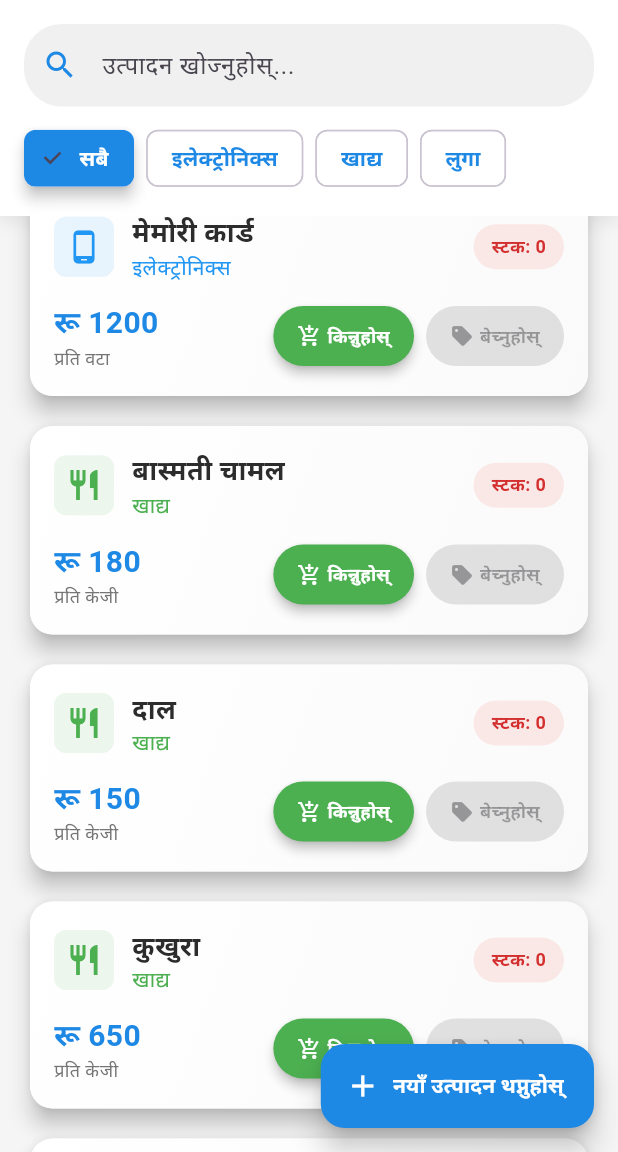
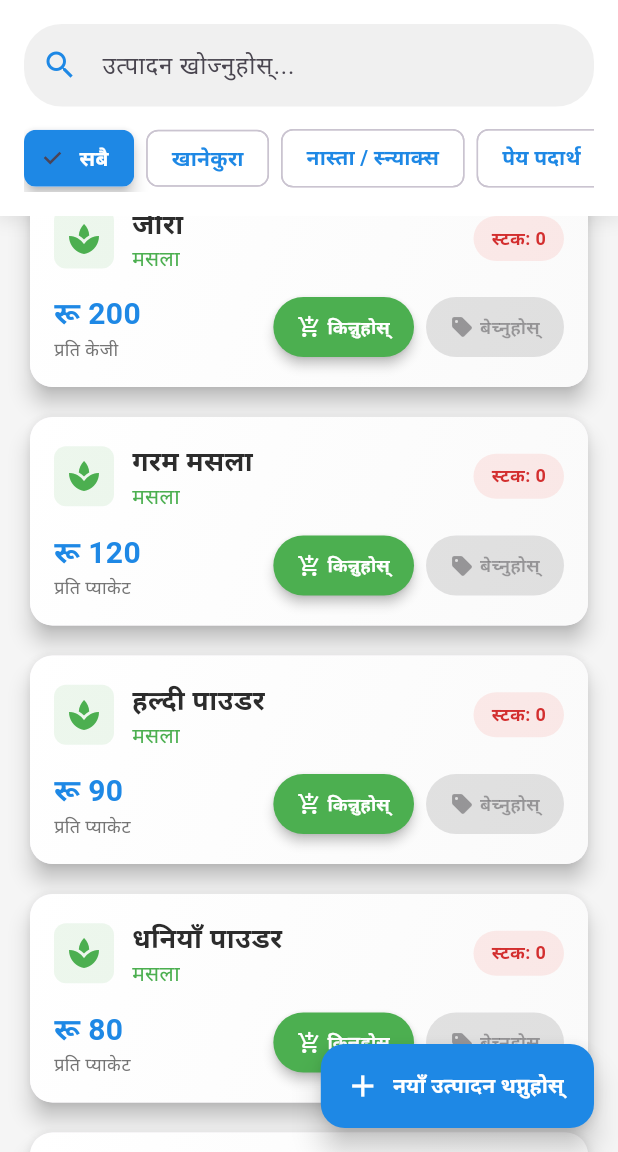
Before and after one commit to theaayushdev/Code2Convert_HackForBusiness, a Flutter app: the ShopHomePage screen opened directly, scrolled down 1152 dp, after a tap on "सबै", on a phone screen of 412 x 824 dp, the part 84-1236 px from its top. Run offline on Flutter 3.47's test engine with Material 3 defaults, Android fonts, the phone set to English and light mode, and no system bars; our stand-ins replace share_plus, speech_to_text.

Commit message:
enhanced new

```diff
--- a/lib/screens/dashboard_page.dart
+++ b/lib/screens/dashboard_page.dart
@@ -76,7 +76,7 @@ class DashboardPage extends StatelessWidget {
 
     return Scaffold(
       appBar: AppBar(
-        title: Text('Admin Dashboard', style: TextStyle(fontWeight: FontWeight.bold, color: Colors.white)),
+        title: Text('User Dashboard', style: TextStyle(fontWeight: FontWeight.bold, color: Colors.white)),
         backgroundColor: Color(0xFF1E88E5),
         elevation: 8,
         actions: [
--- a/lib/shop.dart
+++ b/lib/shop.dart
@@ -23,7 +23,7 @@ class NepalShopApp extends StatelessWidget {
 
 class Product {
   final String name;
-  final String category;
+  final String category; // This will match filter section
   final double price;
   final String unit;
   int quantity;
@@ -60,44 +60,60 @@ class ShopHomePage extends StatefulWidget {
 
 class _ShopHomePageState extends State<ShopHomePage> with TickerProviderStateMixin {
   final TextEditingController _searchController = TextEditingController();
-  String _selectedCategory = 'सबै'; // Nepali for "All"
+  String _selectedCategory = 'सबै';
   List<Product> _filteredProducts = [];
   late AnimationController _animationController;
   late Animation<double> _fadeAnimation;
 
-  final List<Product> _products = [
-    // Electronics
-    Product(name: 'Samsung Galaxy फोन', category: 'इलेक्ट्रोनिक्स', price: 85000, unit: 'वटा'),
-    Product(name: 'Sony हेडफोन', category: 'इलेक्ट्रोनिक्स', price: 12000, unit: 'वटा'),
-    Product(name: 'ल्यापटप चार्जर', category: 'इलेक्ट्रोनिक्स', price: 3500, unit: 'वटा'),
-    Product(name: 'पावर बैंक', category: 'इलेक्ट्रोनिक्स', price: 2800, unit: 'वटा'),
-    Product(name: 'LED टिभी', category: 'इलेक्ट्रोनिक्स', price: 65000, unit: 'वटा'),
-    Product(name: 'ब्लुटुथ स्पिकर', category: 'इलेक्ट्रोनिक्स', price: 4500, unit: 'वटा'),
-    Product(name: 'मोबाइल कभर', category: 'इलेक्ट्रोनिक्स', price: 350, unit: 'वटा'),
-    Product(name: 'मेमोरी कार्ड', category: 'इलेक्ट्रोनिक्स', price: 1200, unit: 'वटा'),
-    // Food Items
-    Product(name: 'बास्मती चामल', category: 'खाद्य', price: 180, unit: 'केजी'),
-    Product(name: 'दाल', category: 'खाद्य', price: 150, unit: 'केजी'),
-    Product(name: 'कुखुरा', category: 'खाद्य', price: 650, unit: 'केजी'),
-    Product(name: 'अचार', category: 'खाद्य', price: 280, unit: 'बोतल'),
-    Product(name: 'नेपाली चिया', category: 'खाद्य', price: 45, unit: 'प्याकेट'),
-    Product(name: 'घ्यु', category: 'खाद्य', price: 1200, unit: 'लिटर'),
-    Product(name: 'मह', category: 'खाद्य', price: 850, unit: 'बोतल'),
-    Product(name: 'तोरीको तेल', category: 'खाद्य', price: 320, unit: 'लिटर'),
-    Product(name: 'सेल रोटी मिक्स', category: 'खाद्य', price: 125, unit: 'प्याकेट'),
-    Product(name: 'गुन्द्रुक', category: 'खाद्य', price: 95, unit: 'प्याकेट'),
-    // Clothing
-    Product(name: 'ढाका टोपी', category: 'लुगा', price: 850, unit: 'वटा'),
-    Product(name: 'कुर्ता सुरुवाल', category: 'लुगा', price: 2500, unit: 'सेट'),
-    Product(name: 'साडी', category: 'लुगा', price: 3200, unit: 'वटा'),
-    Product(name: 'पश्मिना साल', category: 'लुगा', price: 1800, unit: 'वटा'),
-    Product(name: 'टी-शर्ट', category: 'लुगा', price: 750, unit: 'वटा'),
-    Product(name: 'जिन्स', category: 'लुगा', price: 1950, unit: 'वटा'),
-    Product(name: 'पारम्परिक ब्लाउज', category: 'लुगा', price: 1200, unit: 'वटा'),
-    Product(name: 'चोलो', category: 'लुगा', price: 950, unit: 'वटा'),
+  final List<String> _categories = [
+    'सबै',
+    'खानेकुरा',
+    'नास्ता / स्न्याक्स',
+    'पेय पदार्थ',
+    'मसला',
+    'घरेलु सामान',
   ];
 
-  final List<String> _categories = ['सबै', 'इलेक्ट्रोनिक्स', 'खाद्य', 'लुगा'];
+  final List<Product> _products = [
+    // खानेकुरा
+    Product(name: 'बास्मती चामल', category: 'खानेकुरा', price: 180, unit: 'केजी'),
+    Product(name: 'दाल', category: 'खानेकुरा', price: 150, unit: 'केजी'),
+    Product(name: 'तोरीको तेल', category: 'खानेकुरा', price: 320, unit: 'लिटर'),
+    Product(name: 'नुन', category: 'खानेकुरा', price: 20, unit: 'प्याकेट'),
+    Product(name: 'चिनी', category: 'खानेकुरा', price: 100, unit: 'केजी'),
+    Product(name: 'पीठो', category: 'खानेकुरा', price: 85, unit: 'केजी'),
+    Product(name: 'गुन्द्रुक', category: 'खानेकुरा', price: 95, unit: 'प्याकेट'),
+
+    // मसला
+    Product(name: 'जीरा', category: 'मसला', price: 200, unit: 'केजी'),
+    Product(name: 'गरम मसला', category: 'मसला', price: 120, unit: 'प्याकेट'),
+    Product(name: 'हल्दी पाउडर', category: 'मसला', price: 90, unit: 'प्याकेट'),
+    Product(name: 'धनियाँ पाउडर', category: 'मसला', price: 80, unit: 'प्याकेट'),
+
+    // नास्ता / स्न्याक्स
+    Product(name: 'चाउचाउ', category: 'नास्ता / स्न्याक्स', price: 25, unit: 'प्याकेट'),
+    Product(name: 'कुरकुरे', category: 'नास्ता / स्न्याक्स', price: 20, unit: 'प्याकेट'),
+    Product(name: 'बिस्कुट', category: 'नास्ता / स्न्याक्स', price: 30, unit: 'प्याकेट'),
+    Product(name: 'पापड', category: 'नास्ता / स्न्याक्स', price: 15, unit: 'पिस'),
+    Product(name: 'सेल रोटी मिक्स', category: 'नास्ता / स्न्याक्स', price: 125, unit: 'प्याकेट'),
+
+    // पेय पदार्थ
+    Product(name: 'कोकाकोला', category: 'पेय पदार्थ', price: 60, unit: 'बोतल'),
+    Product(name: 'फ्रूटी', category: 'पेय पदार्थ', price: 25, unit: 'प्याकेट'),
+    Product(name: 'रियल ज्यूस', category: 'पेय पदार्थ', price: 90, unit: 'प्याकेट'),
+    Product(name: 'मिनरल वाटर', category: 'पेय पदार्थ', price: 20, unit: 'बोतल'),
+    Product(name: 'नेपाली चिया', category: 'पेय पदार्थ', price: 45, unit: 'प्याकेट'),
+    Product(name: 'इन्स्टेन्ट कफी', category: 'पेय पदार्थ', price: 120, unit: 'प्याकेट'),
+
+    // घरेलु सामान
+    Product(name: 'मह', category: 'घरेलु सामान', price: 850, unit: 'बोतल'),
+    Product(name: 'अचार', category: 'घरेलु सामान', price: 280, unit: 'बोतल'),
+    Product(name: 'घ्यु', category: 'घरेलु सामान', price: 1200, unit: 'लिटर'),
+    Product(name: 'सावुन', category: 'घरेलु सामान', price: 25, unit: 'पिस'),
+    Product(name: 'टुथपेस्ट', category: 'घरेलु सामान', price: 90, unit: 'वटा'),
+    Product(name: 'ब्रस', category: 'घरेलु सामान', price: 40, unit: 'वटा'),
+  ];
+
   final List<SaleRecord> _sales = [];
 
   @override
@@ -178,11 +194,15 @@ class _ShopHomePageState extends State<ShopHomePage> with TickerProviderStateMix
 
   Color _getCategoryColor(String category) {
     switch (category) {
-      case 'इलेक्ट्रोनिक्स':
+      case 'खानेकुरा':
+        return Colors.teal;
+      case 'नास्ता / स्न्याक्स':
+        return Colors.deepOrange;
+      case 'पेय पदार्थ':
         return Colors.blue;
-      case 'खाद्य':
+      case 'मसला':
         return Colors.green;
-      case 'लुगा':
+      case 'घरेलु सामान':
         return Colors.purple;
       default:
         return Colors.grey;
@@ -191,12 +211,16 @@ class _ShopHomePageState extends State<ShopHomePage> with TickerProviderStateMix
 
   IconData _getCategoryIcon(String category) {
     switch (category) {
-      case 'इलेक्ट्रोनिक्स':
-        return Icons.phone_android;
-      case 'खाद्य':
-        return Icons.restaurant;
-      case 'लुगा':
-        return Icons.checkroom;
+      case 'खानेकुरा':
+        return Icons.rice_bowl;
+      case 'नास्ता / स्न्याक्स':
+        return Icons.fastfood;
+      case 'पेय पदार्थ':
+        return Icons.local_drink;
+      case 'मसला':
+        return Icons.spa;
+      case 'घरेलु सामान':
+        return Icons.home;
       default:
         return Icons.inventory_2;
     }
@@ -528,7 +552,7 @@ class _ShopHomePageState extends State<ShopHomePage> with TickerProviderStateMix
     final nameController = TextEditingController();
     final priceController = TextEditingController();
     final unitController = TextEditingController();
-    String selectedCategory = 'इलेक्ट्रोनिक्स';
+    String selectedCategory = _categories[1]; // Default to first real category
 
     showDialog(
       context: context,
@@ -546,9 +570,10 @@ class _ShopHomePageState extends State<ShopHomePage> with TickerProviderStateMix
               DropdownButtonFormField<String>(
                 value: selectedCategory,
                 decoration: InputDecoration(labelText: 'कोटि'),
-                items: ['इलेक्ट्रोनिक्स', 'खाद्य', 'लुगा']
-                    .map((cat) => DropdownMenuItem(value: cat, child: Text(cat)))
-                    .toList(),
+                items: _categories
+                  .where((cat) => cat != 'सबै')
+                  .map((cat) => DropdownMenuItem(value: cat, child: Text(cat)))
+                  .toList(),
                 onChanged: (value) => setState(() => selectedCategory = value!),
               ),
               SizedBox(height: 12),
```
